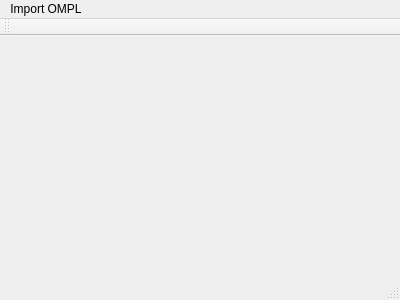
Qt form mainwindow.ui (zhorro/zizulja) before a commit.
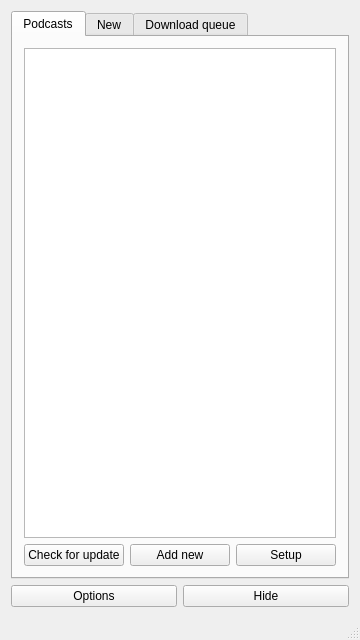
The same form after that commit. Icons and pictures are not drawn.

The edit to the form file:
```diff
--- a/mainwindow.ui
+++ b/mainwindow.ui
@@ -6,39 +6,146 @@
    <rect>
     <x>0</x>
     <y>0</y>
-    <width>400</width>
-    <height>300</height>
+    <width>360</width>
+    <height>640</height>
    </rect>
   </property>
   <property name="windowTitle">
    <string>MainWindow</string>
   </property>
-  <widget class="QWidget" name="centralWidget"/>
-  <widget class="QMenuBar" name="menuBar">
-   <property name="geometry">
-    <rect>
-     <x>0</x>
-     <y>0</y>
-     <width>400</width>
-     <height>21</height>
-    </rect>
-   </property>
-   <widget class="QMenu" name="menuImport_OMPL">
-    <property name="title">
-     <string>Import OMPL</string>
-    </property>
-    <addaction name="actionImport"/>
-    <addaction name="actionUpdateAll"/>
-   </widget>
-   <addaction name="menuImport_OMPL"/>
-  </widget>
-  <widget class="QToolBar" name="mainToolBar">
-   <attribute name="toolBarArea">
-    <enum>TopToolBarArea</enum>
-   </attribute>
-   <attribute name="toolBarBreak">
-    <bool>false</bool>
-   </attribute>
+  <widget class="QWidget" name="centralWidget">
+   <layout class="QVBoxLayout" name="verticalLayout">
+    <item>
+     <widget class="QTabWidget" name="tabWidget">
+      <property name="currentIndex">
+       <number>0</number>
+      </property>
+      <widget class="QWidget" name="tab">
+       <attribute name="title">
+        <string>Podcasts</string>
+       </attribute>
+       <layout class="QVBoxLayout" name="verticalLayout_2">
+        <item>
+         <widget class="QListView" name="RSSView"/>
+        </item>
+        <item>
+         <layout class="QHBoxLayout" name="horizontalLayout_2">
+          <item>
+           <widget class="QPushButton" name="pushButton_3">
+            <property name="text">
+             <string>Check for update</string>
+            </property>
+           </widget>
+          </item>
+          <item>
+           <widget class="QPushButton" name="pushButton_4">
+            <property name="text">
+             <string>Add new</string>
+            </property>
+           </widget>
+          </item>
+          <item>
+           <widget class="QPushButton" name="pushButton_5">
+            <property name="text">
+             <string>Setup</string>
+            </property>
+           </widget>
+          </item>
+         </layout>
+        </item>
+       </layout>
+      </widget>
+      <widget class="QWidget" name="tab_2">
+       <attribute name="title">
+        <string>New</string>
+       </attribute>
+       <layout class="QVBoxLayout" name="verticalLayout_3">
+        <item>
+         <widget class="QListView" name="listView_2"/>
+        </item>
+        <item>
+         <layout class="QHBoxLayout" name="horizontalLayout_3">
+          <item>
+           <widget class="QPushButton" name="pushButton_6">
+            <property name="text">
+             <string>PushButton</string>
+            </property>
+           </widget>
+          </item>
+          <item>
+           <widget class="QPushButton" name="pushButton_7">
+            <property name="text">
+             <string>PushButton</string>
+            </property>
+           </widget>
+          </item>
+          <item>
+           <widget class="QPushButton" name="pushButton_8">
+            <property name="text">
+             <string>PushButton</string>
+            </property>
+           </widget>
+          </item>
+         </layout>
+        </item>
+       </layout>
+      </widget>
+      <widget class="QWidget" name="tab_3">
+       <attribute name="title">
+        <string>Download queue</string>
+       </attribute>
+       <layout class="QVBoxLayout" name="verticalLayout_4">
+        <item>
+         <widget class="QListView" name="listView_3"/>
+        </item>
+        <item>
+         <layout class="QHBoxLayout" name="horizontalLayout_4">
+          <item>
+           <widget class="QPushButton" name="pushButton_9">
+            <property name="text">
+             <string>PushButton</string>
+            </property>
+           </widget>
+          </item>
+          <item>
+           <widget class="QPushButton" name="pushButton_10">
+            <property name="text">
+             <string>PushButton</string>
+            </property>
+           </widget>
+          </item>
+          <item>
+           <widget class="QPushButton" name="pushButton_11">
+            <property name="text">
+             <string>PushButton</string>
+            </property>
+           </widget>
+          </item>
+         </layout>
+        </item>
+       </layout>
+      </widget>
+     </widget>
+    </item>
+    <item>
+     <layout class="QHBoxLayout" name="horizontalLayout">
+      <item>
+       <widget class="QPushButton" name="pushButton">
+        <property name="text">
+         <string>Options</string>
+        </property>
+       </widget>
+      </item>
+      <item>
+       <widget class="QPushButton" name="pushButton_2">
+        <property name="text">
+         <string>Hide</string>
+        </property>
+       </widget>
+      </item>
+     </layout>
+    </item>
+   </layout>
   </widget>
   <widget class="QStatusBar" name="statusBar"/>
   <action name="actionImport">
```
Left out of the diff: 14 changed lines with no effect on the pictures.
